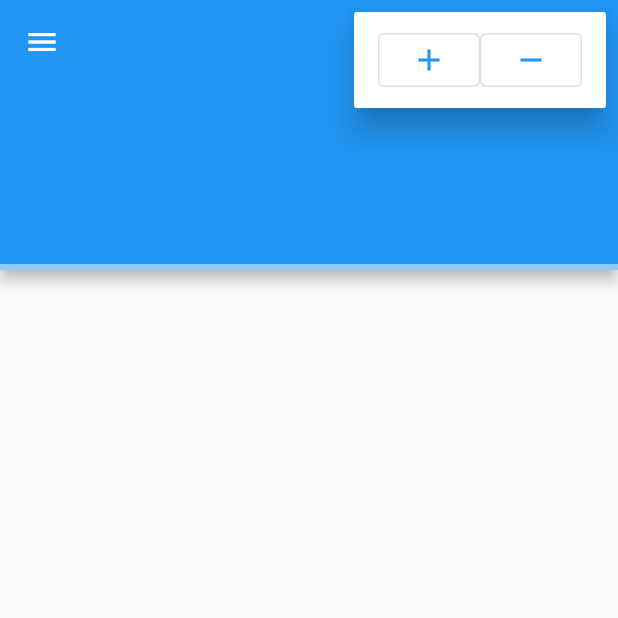
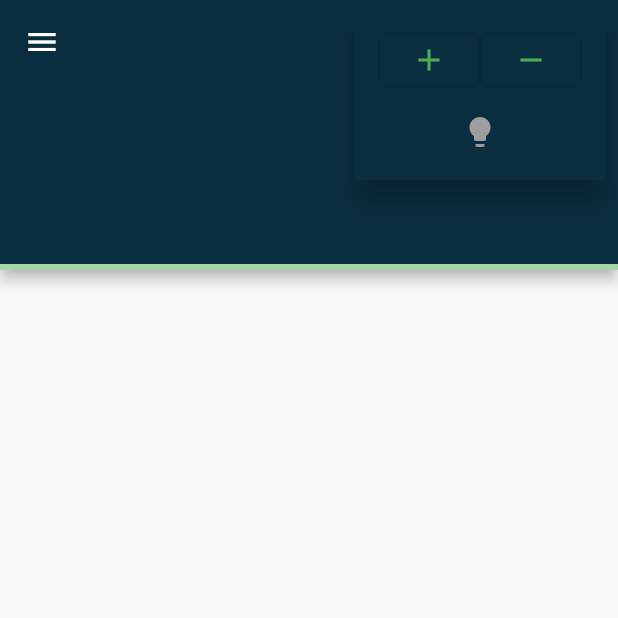
Before and after one commit to jonathangomz/youth_devotionals, a Flutter app: the screen it shows after launch, after a tap on the "more vert" icon, on a phone screen of 412 x 824 dp, the top half of it. Run offline on Flutter 3.47's test engine with Material 2 defaults, Android fonts, the phone set to English and light mode, and no system bars; our stand-ins replace get, shared_preferences; network calls fail.

Commit message:
Add analytics page & update theme

```diff
--- a/lib/bloc/reader_theme_controller.dart
+++ b/lib/bloc/reader_theme_controller.dart
@@ -1,4 +1,6 @@
+import 'package:flutter/material.dart';
 import 'package:get/get.dart';
+import 'package:shared_preferences/shared_preferences.dart';
 
 class ThemeReaderController extends GetxController {
   static const double minFontSize = 16.0;
@@ -6,7 +8,26 @@ class ThemeReaderController extends GetxController {
 
   double scale = 1.0;
 
+  var isLoaded = false.obs;
   var fontSize = 18.0.obs;
+  var themeMode = ThemeMode.light.obs;
+
+  bool get isDarkMode => this.themeMode.value == ThemeMode.dark;
+
+  @override
+  void onInit() async {
+    SharedPreferences.getInstance().then((prefs) {
+      bool isDarkMode = prefs.getBool('darkMode') ?? Get.isDarkMode;
+      if (isDarkMode) {
+        Get.changeThemeMode(ThemeMode.dark);
+      } else {
+        Get.changeThemeMode(ThemeMode.light);
+      }
+    }).then((_) {
+      isLoaded(true);
+    });
+    super.onInit();
+  }
 
   increaseFont() => updateFontIfValid(this.fontSize.value + scale);
 
--- a/lib/main.dart
+++ b/lib/main.dart
@@ -12,7 +12,7 @@
     return GetMaterialApp(
       title: 'Youth Devotionals',
       theme: ThemeData(
-        primarySwatch: Colors.blue,
+        primarySwatch: Colors.green,
         textTheme: TextTheme(
           bodyText1: TextStyle(
             color: Colors.black,
--- /dev/null
+++ b/lib/ui/pages/Analytics.dart
@@ -0,0 +1,15 @@
+import 'package:flutter/material.dart';
+
+class Analytics extends StatelessWidget {
+  @override
+  Widget build(BuildContext context) {
+    return Scaffold(
+      appBar: AppBar(
+        title: Text('Analytics'),
+      ),
+      body: Container(
+        child: Text('Analytics'),
+      ),
+    );
+  }
+}
--- a/lib/ui/pages/DailyDevotional.dart
+++ b/lib/ui/pages/DailyDevotional.dart
@@ -4,6 +4,7 @@ import 'package:get/get.dart';
 import 'package:young_devotionals/bloc/daily_controller.dart';
 import 'package:young_devotionals/bloc/scroll_controller.dart';
 import 'package:young_devotionals/bloc/reader_theme_controller.dart';
+import 'package:young_devotionals/ui/pages/Analytics.dart';
 
 class DailyDevotional extends StatelessWidget {
   final DailyController _today = Get.put(DailyController());
@@ -13,17 +14,23 @@ class DailyDevotional extends StatelessWidget {
   @override
   Widget build(BuildContext context) {
     return RefreshIndicator(
-      child: Obx(
-        () => Scaffold(
+      child: Obx(() => this._readerTheme.isLoaded.value
+          ? Scaffold(
               drawer: Drawer(
                 child: ListView(
                   children: [
-                Card(
+                    GestureDetector(
+                      onTap: () => Get.to(() => Analytics()),
+                      child: Card(
+                        child: Container(
+                          padding: EdgeInsets.symmetric(vertical: 24),
                           child: Column(
                             children: [
                               Icon(Icons.analytics),
                               Text('Analíticas'),
                             ],
+                          ),
+                        ),
                       ),
                     ),
                   ],
@@ -33,6 +40,7 @@ class DailyDevotional extends StatelessWidget {
                 physics: const AlwaysScrollableScrollPhysics(),
                 slivers: [
                   SliverAppBar(
+                    backgroundColor: Color(0xFF0A2E40),
                     forceElevated: true,
                     pinned: true,
                     snap: false,
@@ -49,9 +57,13 @@ class DailyDevotional extends StatelessWidget {
                     ),
                     actions: [
                       PopupMenuButton(
-                    itemBuilder: (BuildContext context) => <PopupMenuEntry>[
+                          color: Color(0xFF0A2E40),
+                          itemBuilder: (BuildContext context) {
+                            return <PopupMenuEntry>[
                               PopupMenuItem(
                                 child: Row(
+                                  mainAxisAlignment:
+                                      MainAxisAlignment.spaceBetween,
                                   children: [
                                     Expanded(
                                       flex: 1,
@@ -72,8 +84,30 @@ class DailyDevotional extends StatelessWidget {
                                   ],
                                 ),
                               ),
-                    ],
+                              PopupMenuItem(
+                                child: Center(
+                                  child: IconButton(
+                                    icon: Obx(
+                                      () => Icon(
+                                        Icons.lightbulb,
+                                        color: this._readerTheme.isDarkMode
+                                            ? Colors.yellow
+                                            : Colors.grey,
                                       ),
+                                    ),
+                                    onPressed: () {
+                                      this._readerTheme.themeMode(
+                                          this._readerTheme.isDarkMode
+                                              ? ThemeMode.light
+                                              : ThemeMode.dark);
+                                      Get.changeThemeMode(
+                                          this._readerTheme.themeMode.value);
+                                    },
+                                  ),
+                                ),
+                              ),
+                            ];
+                          }),
                     ],
                     bottom: PreferredSize(
                       child: LinearProgressIndicator(
@@ -85,7 +119,10 @@ class DailyDevotional extends StatelessWidget {
                     ),
                   ),
                   SliverList(
-                delegate: SliverChildListDelegate(this._today.isLoading.value
+                    delegate: SliverChildListDelegate(this
+                            ._today
+                            .isLoading
+                            .value
                         ? [
                             Padding(
                               padding: EdgeInsets.only(top: 38),
@@ -145,8 +182,10 @@ class DailyDevotional extends StatelessWidget {
                 ],
                 controller: _read.controller.value,
               ),
-        ),
-      ),
+            )
+          : Center(
+              child: CircularProgressIndicator(),
+            )),
       onRefresh: () async => _today.refreshDailyDevotional(),
     );
   }
```
Lines whose indentation alone changed are shown as unchanged.
